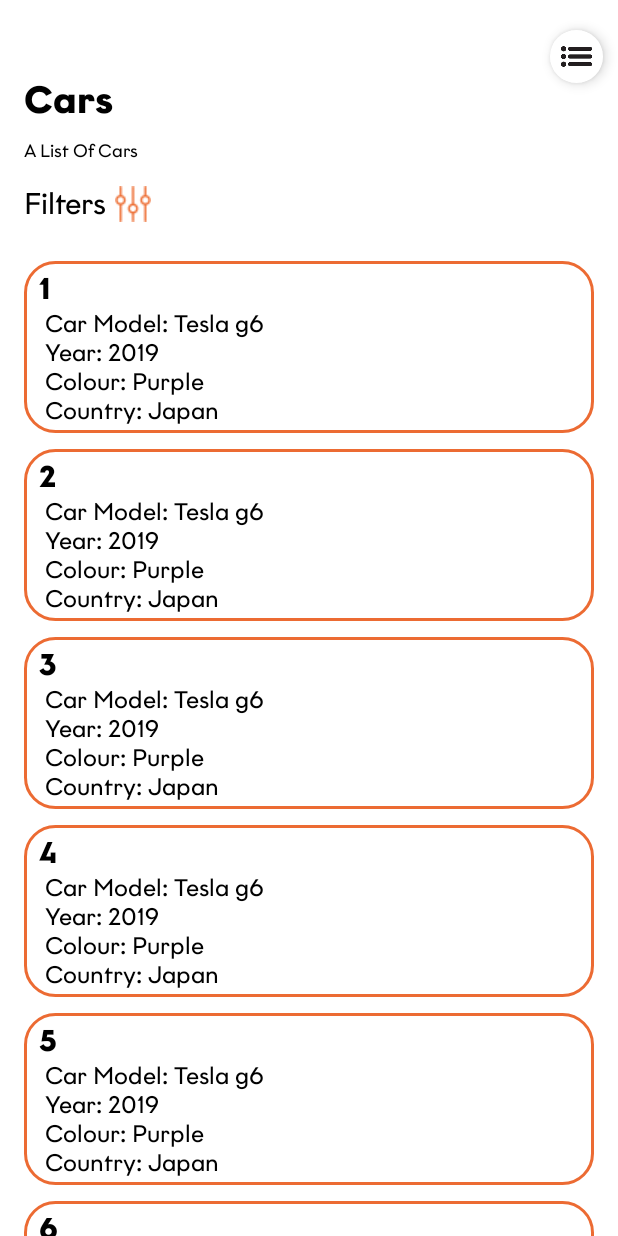
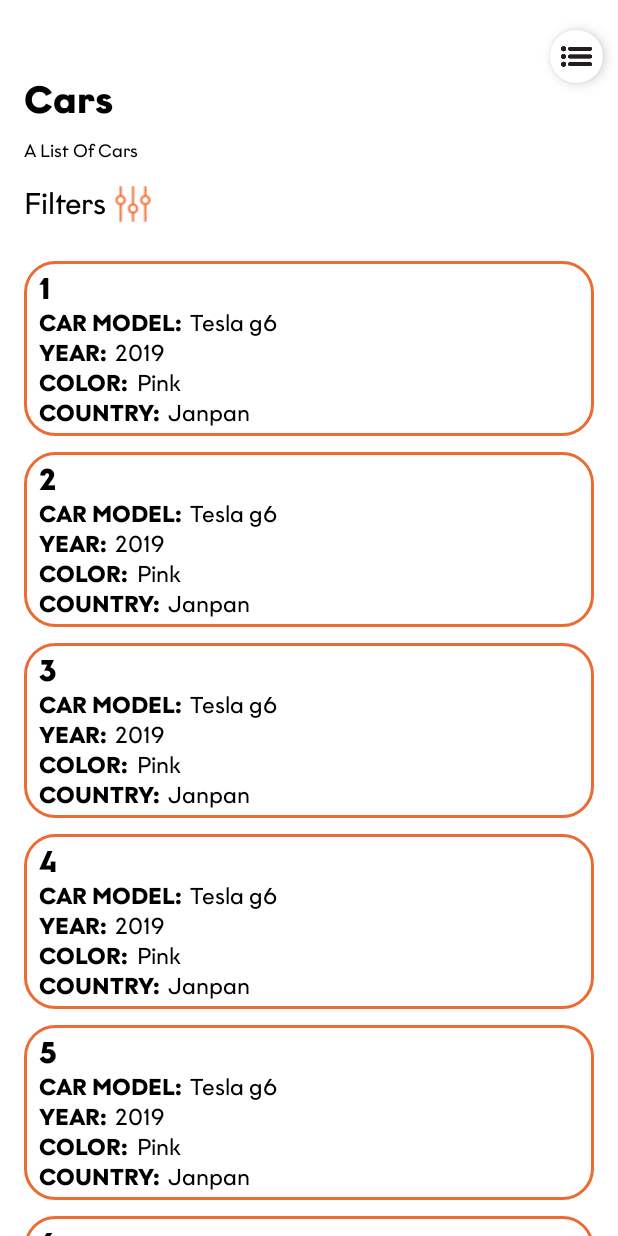
Before and after one commit to timkwali/User-Data, an Android app: the screen it shows after launch (MainActivity), after a tap on "Cars", on a phone screen of 412 x 824 dp. Run offline under Robolectric (Android 15) with nearby library versions, the phone set to English and light mode, and no system bars; our stand-ins replace Dagger/Hilt's generated code; libraries missing offline, so code that uses them is left out: androidx.hilt, androidx.hilt.lifecycle; Roboto replaces fonts that are not available here; 1 other tap on this screen came first.

Commit message:
add car filter data class and template

```diff
--- a/app/src/main/AndroidManifest.xml
+++ b/app/src/main/AndroidManifest.xml
@@ -12,7 +12,7 @@
         android:roundIcon="@mipmap/ic_launcher_round"
         android:supportsRtl="true"
         android:theme="@style/Theme.TimringTimkwali">
-        <activity android:name=".MainActivity">
+        <activity android:name=".ui.main.MainActivity">
             <intent-filter>
                 <action android:name="android.intent.action.MAIN" />
 
--- a/app/src/main/java/com/example/timringtimkwali/adapters/CarsListRVAdapter.kt
+++ b/app/src/main/java/com/example/timringtimkwali/adapters/CarsListRVAdapter.kt
@@ -3,25 +3,28 @@ package com.example.timringtimkwali.adapters
 import android.view.LayoutInflater
 import android.view.ViewGroup
 import androidx.recyclerview.widget.RecyclerView
-import com.example.timringtimkwali.databinding.CarsListTemplateBinding
-import com.example.timringtimkwali.model.Car
+import com.example.timringtimkwali.databinding.CarsFilterTemplateBinding
+import com.example.timringtimkwali.model.CarFilter
 
-class CarsListRVAdapter(private var carsList: List<Car>):
+class CarsListRVAdapter(private var carsList: List<CarFilter>):
     RecyclerView.Adapter<CarsListRVAdapter.CarsListViewHolder>() {
 
-    inner class CarsListViewHolder(private val binding: CarsListTemplateBinding):
+    inner class CarsListViewHolder(private val binding: CarsFilterTemplateBinding):
         RecyclerView.ViewHolder(binding.root) {
 
-        fun bind(car: Car) {
+        fun bind(car: CarFilter) {
             binding.apply {
-                carsCarDetailsTv.text = car.carDetails
                 carsSerialNumberTv.text = (adapterPosition + 1).toString()
+                carsModelValueTv.text = car.carModel
+                carsYearValueTv.text = car.year
+                carsColorValueTv.text = car.color
+                carsCountryValueTv.text = car.country
             }
         }
     }
 
     override fun onCreateViewHolder(parent: ViewGroup, viewType: Int): CarsListViewHolder {
-        val binding = CarsListTemplateBinding.inflate(LayoutInflater.from(parent.context), parent, false)
+        val binding = CarsFilterTemplateBinding.inflate(LayoutInflater.from(parent.context), parent, false)
         return CarsListViewHolder(binding)
     }
 
--- a/app/src/main/java/com/example/timringtimkwali/model/Car.kt
+++ /dev/null
@@ -1,5 +0,0 @@
-package com.example.timringtimkwali.model
-
-data class Car(
-    val carDetails: String
-)
--- /dev/null
+++ b/app/src/main/java/com/example/timringtimkwali/model/CarFilter.kt
@@ -0,0 +1,8 @@
+package com.example.timringtimkwali.model
+
+data class CarFilter(
+    val carModel: String,
+    val year: String,
+    val color: String,
+    val country: String
+)
--- /dev/null
+++ b/app/src/main/java/com/example/timringtimkwali/model/CarOwnerFilter.kt
@@ -0,0 +1,4 @@
+package com.example.timringtimkwali.model
+
+class CarOwnerFilter {
+}
--- a/app/src/main/java/com/example/timringtimkwali/ui/cars/CarsFragment.kt
+++ b/app/src/main/java/com/example/timringtimkwali/ui/cars/CarsFragment.kt
@@ -5,13 +5,10 @@ import androidx.fragment.app.Fragment
 import android.view.LayoutInflater
 import android.view.View
 import android.view.ViewGroup
-import androidx.recyclerview.widget.GridLayoutManager
 import androidx.recyclerview.widget.LinearLayoutManager
-import com.example.timringtimkwali.R
 import com.example.timringtimkwali.adapters.CarsListRVAdapter
-import com.example.timringtimkwali.adapters.UsersListRVAdapter
 import com.example.timringtimkwali.databinding.FragmentCarsBinding
-import com.example.timringtimkwali.model.Car
+import com.example.timringtimkwali.model.CarFilter
 import dagger.hilt.android.AndroidEntryPoint
 
 @AndroidEntryPoint
@@ -32,21 +29,31 @@ class CarsFragment : Fragment() {
     override fun onActivityCreated(savedInstanceState: Bundle?) {
         super.onActivityCreated(savedInstanceState)
 
-        adapter = CarsListRVAdapter(carsList)
+        adapter = CarsListRVAdapter(carFilterList)
         val carsListRV = binding?.carsCarsListRv
         carsListRV?.adapter = adapter
         carsListRV?.layoutManager = LinearLayoutManager(this.context)
         carsListRV?.setHasFixedSize(true)
     }
 
-    private val carsList = listOf<Car>(
-        Car(" Car Model: Tesla g6 \n Year: 2019 \n Colour: Purple \n Country: Japan",),
-        Car(" Car Model: Tesla g6 \n Year: 2019 \n Colour: Purple \n Country: Japan",),
-        Car(" Car Model: Tesla g6 \n Year: 2019 \n Colour: Purple \n Country: Japan",),
-        Car(" Car Model: Tesla g6 \n Year: 2019 \n Colour: Purple \n Country: Japan",),
-        Car(" Car Model: Tesla g6 \n Year: 2019 \n Colour: Purple \n Country: Japan",),
-        Car(" Car Model: Tesla g6 \n Year: 2019 \n Colour: Purple \n Country: Japan",),
-        Car(" Car Model: Tesla g6 \n Year: 2019 \n Colour: Purple \n Country: Japan",),
-        Car(" Car Model: Tesla g6 \n Year: 2019 \n Colour: Purple \n Country: Japan",),
+    private val carsOwnerFilterList = listOf<CarFilter>(
+
     )
+
+    private val carFilterList = listOf<CarFilter>(
+        CarFilter("Tesla g6", "2019", "Pink", "Janpan"),
+        CarFilter("Tesla g6", "2019", "Pink", "Janpan"),
+        CarFilter("Tesla g6", "2019", "Pink", "Janpan"),
+        CarFilter("Tesla g6", "2019", "Pink", "Janpan"),
+        CarFilter("Tesla g6", "2019", "Pink", "Janpan"),
+        CarFilter("Tesla g6", "2019", "Pink", "Janpan"),
+        CarFilter("Tesla g6", "2019", "Pink", "Janpan"),
+        CarFilter("Tesla g6", "2019", "Pink", "Janpan"),
+        CarFilter("Tesla g6", "2019", "Pink", "Janpan"),
+        CarFilter("Tesla g6", "2019", "Pink", "Janpan"),
+        CarFilter("Tesla g6", "2019", "Pink", "Janpan"),
+    )
+
+    private val maleFilterList = listOf<CarFilter>()
+    private val femaleFilterList = listOf<CarFilter>()
 }
--- a/app/src/main/java/com/example/timringtimkwali/MainActivity.kt
+++ b/app/src/main/java/com/example/timringtimkwali/ui/main/MainActivity.kt
@@ -1,10 +1,10 @@
-package com.example.timringtimkwali
+package com.example.timringtimkwali.ui.main
 
 import androidx.appcompat.app.AppCompatActivity
 import android.os.Bundle
-import android.widget.Toast
 import androidx.core.view.GravityCompat
 import androidx.navigation.findNavController
+import com.example.timringtimkwali.R
 import com.example.timringtimkwali.databinding.ActivityMainBinding
 import com.google.android.material.navigation.NavigationView
 import dagger.hilt.android.AndroidEntryPoint
--- a/app/src/main/res/layout/activity_main.xml
+++ b/app/src/main/res/layout/activity_main.xml
@@ -4,7 +4,7 @@
     xmlns:tools="http://schemas.android.com/tools"
     android:layout_width="match_parent"
     android:layout_height="match_parent"
-    tools:context=".MainActivity"
+    tools:context=".ui.main.MainActivity"
     android:id="@+id/drawer_layout"
     tools:openDrawer="start">
 
--- /dev/null
+++ b/app/src/main/res/layout/cars_filter_template.xml
@@ -0,0 +1,127 @@
+<?xml version="1.0" encoding="utf-8"?>
+<androidx.constraintlayout.widget.ConstraintLayout
+    xmlns:android="http://schemas.android.com/apk/res/android"
+    xmlns:app="http://schemas.android.com/apk/res-auto"
+    xmlns:tools="http://schemas.android.com/tools"
+    android:layout_width="match_parent"
+    android:layout_height="wrap_content"
+    android:layout_marginVertical="5dp"
+    android:paddingVertical="5dp"
+    android:paddingHorizontal="10dp"
+    android:background="@drawable/orange_border_bg">
+
+    <TextView
+        android:id="@+id/cars_serialNumber_tv"
+        android:layout_width="0dp"
+        android:layout_height="wrap_content"
+        android:fontFamily="@font/graphit_bold"
+        android:text="@string/serial_number"
+        android:textColor="@color/black"
+        android:textSize="20sp"
+        app:layout_constraintEnd_toEndOf="parent"
+        app:layout_constraintStart_toStartOf="parent"
+        app:layout_constraintTop_toTopOf="parent" />
+
+    <TextView
+        android:id="@+id/cars_carModel_tv"
+        android:layout_width="wrap_content"
+        android:layout_height="wrap_content"
+        android:fontFamily="@font/graphit_bold"
+        android:text="@string/car_model"
+        android:textColor="@color/black"
+        android:textSize="15sp"
+        android:paddingEnd="5dp"
+        android:textAllCaps="true"
+        app:layout_constraintTop_toBottomOf="@id/cars_serialNumber_tv"
+        app:layout_constraintStart_toStartOf="parent"
+        app:layout_constraintVertical_bias="0.848" />
+    <TextView
+        android:id="@+id/cars_modelValue_tv"
+        android:layout_width="wrap_content"
+        android:layout_height="wrap_content"
+        android:text="@string/value"
+        android:fontFamily="@font/graphit_regular"
+        android:textColor="@color/black"
+        android:textSize="15sp"
+        app:layout_constraintStart_toEndOf="@+id/cars_carModel_tv"
+        app:layout_constraintTop_toTopOf="@+id/cars_carModel_tv" />
+
+    <TextView
+        android:id="@+id/cars_carYear_tv"
+        android:layout_width="wrap_content"
+        android:layout_height="wrap_content"
+        android:fontFamily="@font/graphit_bold"
+        android:gravity="start|top"
+        android:text="@string/year"
+        android:textColor="@color/black"
+        android:textSize="15sp"
+        android:textAllCaps="true"
+        android:paddingEnd="5dp"
+        app:layout_constraintStart_toStartOf="parent"
+        app:layout_constraintTop_toBottomOf="@+id/cars_carModel_tv"
+        app:layout_constraintVertical_bias="0.848" />
+
+    <TextView
+        android:id="@+id/cars_yearValue_tv"
+        android:layout_width="wrap_content"
+        android:layout_height="wrap_content"
+        android:fontFamily="@font/graphit_regular"
+        android:text="@string/value"
+        android:textColor="@color/black"
+        android:textSize="15sp"
+        app:layout_constraintStart_toEndOf="@+id/cars_carYear_tv"
+        app:layout_constraintTop_toBottomOf="@+id/cars_modelValue_tv" />
+
+    <TextView
+        android:id="@+id/cars_carColor_tv"
+        android:layout_width="wrap_content"
+        android:layout_height="wrap_content"
+        android:fontFamily="@font/graphit_bold"
+        android:gravity="start|top"
+        android:text="@string/color"
+        android:textColor="@color/black"
+        android:textSize="15sp"
+        android:textAllCaps="true"
+        android:paddingEnd="5dp"
+        app:layout_constraintStart_toStartOf="parent"
+        app:layout_constraintTop_toBottomOf="@+id/cars_carYear_tv"
+        app:layout_constraintVertical_bias="0.848" />
+
+    <TextView
+        android:id="@+id/cars_colorValue_tv"
+        android:layout_width="wrap_content"
+        android:layout_height="wrap_content"
+        android:fontFamily="@font/graphit_regular"
+        android:text="@string/value"
+        android:textColor="@color/black"
+        android:textSize="15sp"
+        app:layout_constraintStart_toEndOf="@+id/cars_carColor_tv"
+        app:layout_constraintTop_toBottomOf="@+id/cars_yearValue_tv" />
+
+    <TextView
+        android:id="@+id/cars_carCountry_tv"
+        android:layout_width="wrap_content"
+        android:layout_height="wrap_content"
+        android:fontFamily="@font/graphit_bold"
+        android:gravity="start|top"
+        android:text="@string/country"
+        android:textColor="@color/black"
+        android:textSize="15sp"
+        android:textAllCaps="true"
+        android:paddingEnd="5dp"
+        app:layout_constraintStart_toStartOf="parent"
+        app:layout_constraintTop_toBottomOf="@+id/cars_carColor_tv"
+        app:layout_constraintVertical_bias="0.848" />
+
+    <TextView
+        android:id="@+id/cars_countryValue_tv"
+        android:layout_width="wrap_content"
+        android:layout_height="wrap_content"
+        android:fontFamily="@font/graphit_regular"
+        android:text="@string/value"
+        android:textColor="@color/black"
+        android:textSize="15sp"
+        app:layout_constraintStart_toEndOf="@+id/cars_carCountry_tv"
+        app:layout_constraintTop_toBottomOf="@+id/cars_colorValue_tv" />
+
+</androidx.constraintlayout.widget.ConstraintLayout>
--- a/app/src/main/res/layout/cars_list_template.xml
+++ /dev/null
@@ -1,41 +0,0 @@
-<?xml version="1.0" encoding="utf-8"?>
-<androidx.constraintlayout.widget.ConstraintLayout
-    xmlns:android="http://schemas.android.com/apk/res/android"
-    xmlns:app="http://schemas.android.com/apk/res-auto"
-    xmlns:tools="http://schemas.android.com/tools"
-    android:layout_width="match_parent"
-    android:layout_height="wrap_content"
-    android:layout_marginVertical="5dp"
-    android:paddingVertical="5dp"
-    android:background="@drawable/orange_border_bg">
-
-    <TextView
-        android:id="@+id/cars_serialNumber_tv"
-        android:layout_width="0dp"
-        android:layout_height="wrap_content"
-        android:fontFamily="@font/graphit_bold"
-        android:paddingHorizontal="10dp"
-        android:text="@string/_1"
-        android:textColor="@color/black"
-        android:textSize="20sp"
-        app:layout_constraintEnd_toEndOf="parent"
-        app:layout_constraintStart_toStartOf="parent"
-        app:layout_constraintTop_toTopOf="parent" />
-
-    <TextView
-        android:id="@+id/cars_carDetails_tv"
-        android:layout_width="0dp"
-        android:layout_height="wrap_content"
-        android:fontFamily="@font/graphit_regular"
-        android:gravity="start|top"
-        android:paddingHorizontal="10dp"
-        android:text="@string/car_details"
-        android:textColor="@color/black"
-        android:textSize="16sp"
-        app:layout_constraintBottom_toBottomOf="parent"
-        app:layout_constraintEnd_toEndOf="parent"
-        app:layout_constraintStart_toStartOf="parent"
-        app:layout_constraintTop_toBottomOf="@+id/cars_serialNumber_tv"
-        app:layout_constraintVertical_bias="0.848" />
-
-</androidx.constraintlayout.widget.ConstraintLayout>
--- a/app/src/main/res/layout/fragment_cars.xml
+++ b/app/src/main/res/layout/fragment_cars.xml
@@ -55,6 +55,6 @@
         app:layout_constraintEnd_toEndOf="parent"
         app:layout_constraintStart_toStartOf="parent"
         app:layout_constraintTop_toBottomOf="@+id/cars_filters_tv"
-        tools:listitem="@layout/cars_list_template"/>
+        tools:listitem="@layout/cars_filter_template"/>
 
 </androidx.constraintlayout.widget.ConstraintLayout>
--- a/app/src/main/res/values/strings.xml
+++ b/app/src/main/res/values/strings.xml
@@ -13,5 +13,11 @@
     <string name="a_list_of_cars">A List Of Cars</string>
     <string name="filters">Filters</string>
     <string name="_1">1</string>
-    <string name="car_details">Car Details</string>
+    <string name="car_details">Car Details: </string>
+    <string name="car_model">Car Model:</string>
+    <string name="year">Year:</string>
+    <string name="color">Color:</string>
+    <string name="country">Country:</string>
+    <string name="serial_number">Serial Number</string>
+    <string name="value">value</string>
 </resources>
```
